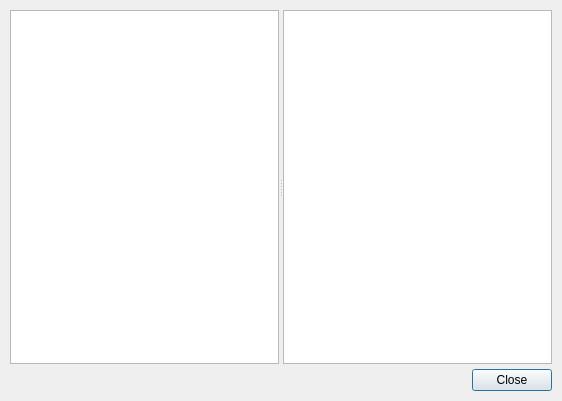
scribusproject/scribus, file scribus/ui/aboutplugins.ui: the form before one commit.
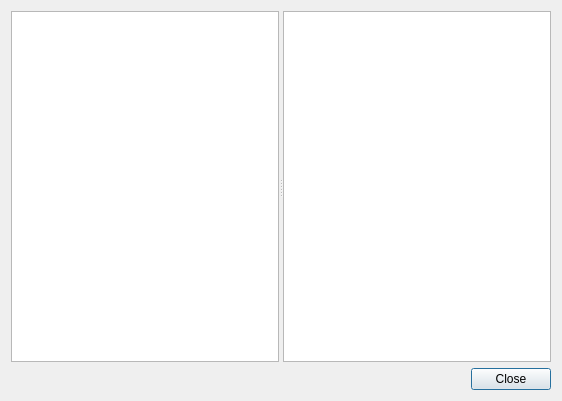
The form after the commit.

Commit message: #16400: Update layout for About and About Plugins dialogs <bubu>

The edit to the form file:
```diff
--- a/scribus/ui/aboutplugins.ui
+++ b/scribus/ui/aboutplugins.ui
@@ -13,12 +13,6 @@
    <string>Scribus: About Plug-ins</string>
   </property>
   <layout class="QVBoxLayout" >
-   <property name="margin" >
-    <number>10</number>
-   </property>
-   <property name="spacing" >
-    <number>5</number>
-   </property>
    <item>
     <widget class="QSplitter" name="splitter" >
      <property name="orientation" >
```
The commit also changes 1 other file.
